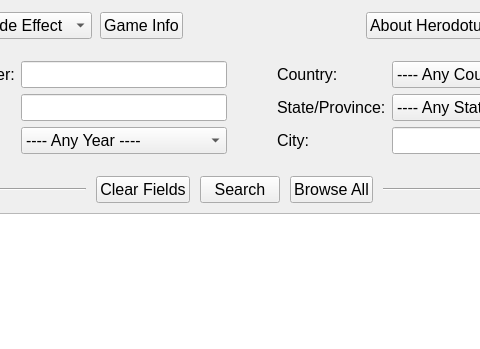
Above: dispwindow.ui from OlyCow/herodotus before the change; both pictures show x 126 to 606 and y 0 to 349 of the 720 by 540 pixel window. Below: the same form after it.
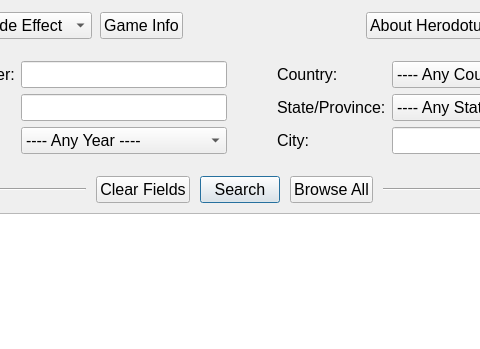
That is the form after the change.

Commit message: Added tab order & default button

```diff
--- a/dispwindow.ui
+++ b/dispwindow.ui
@@ -756,6 +756,12 @@
         <property name="text">
          <string>Search</string>
         </property>
+        <property name="autoDefault">
+         <bool>true</bool>
+        </property>
+        <property name="default">
+         <bool>true</bool>
+        </property>
        </widget>
       </item>
       <item>
```
Left out of the diff: 16 changed lines with no effect on the pictures.
